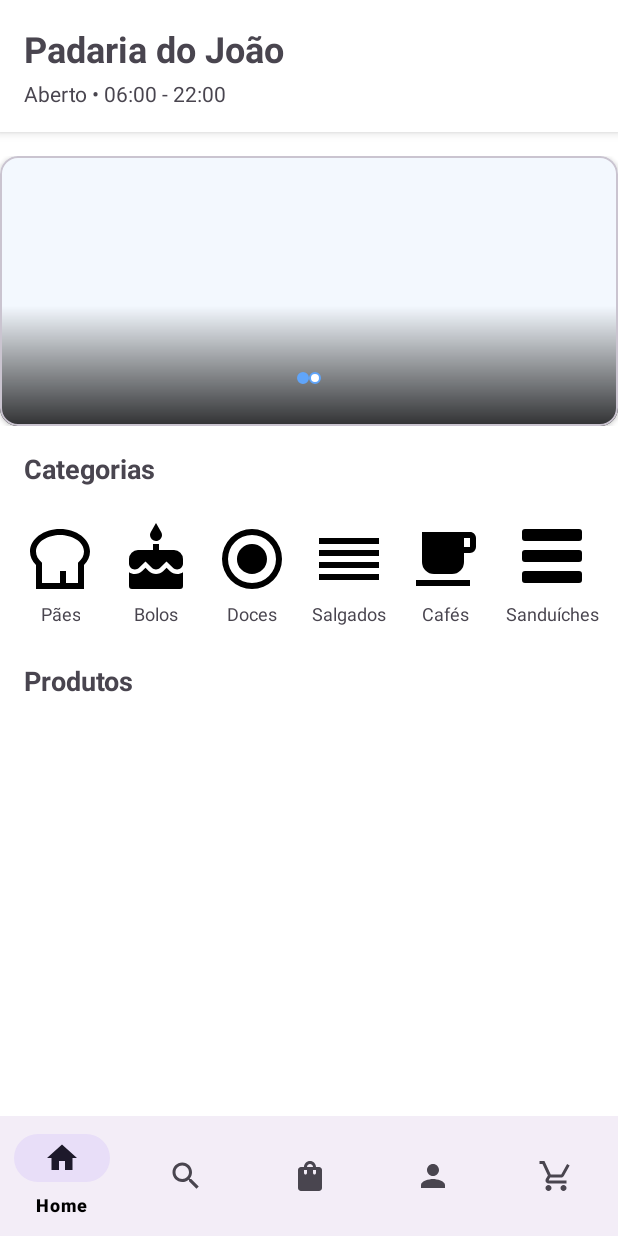
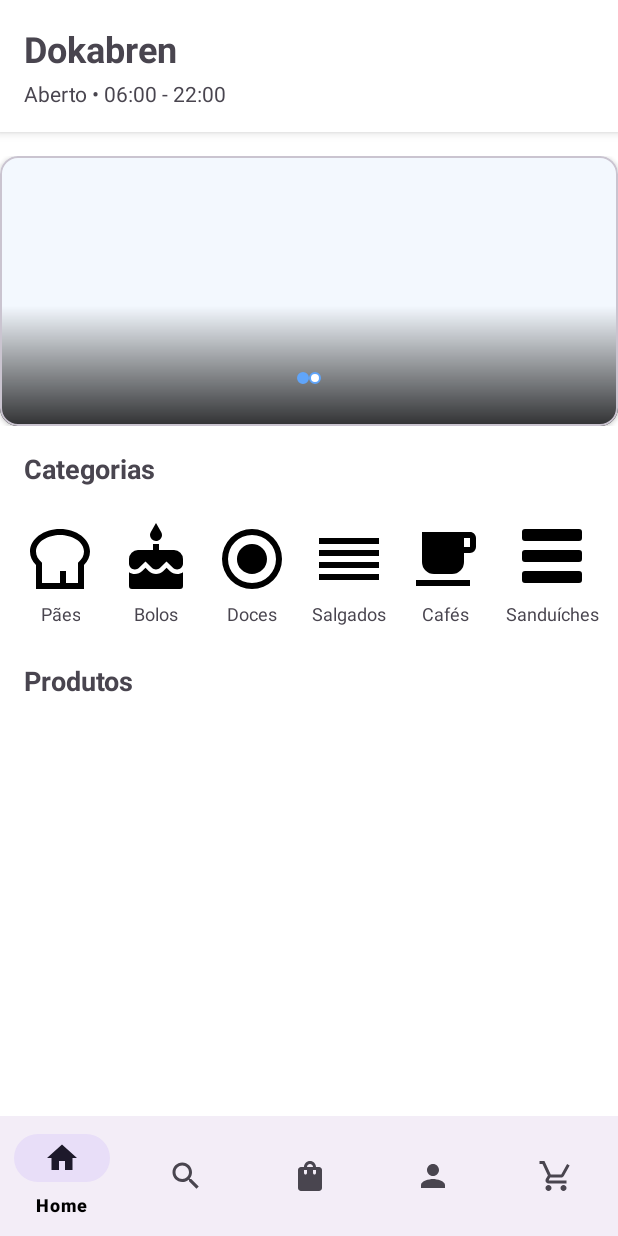
Before and after one commit to Victorks4/AppBrendoka, an Android app: the HomeFragment screen opened directly, with no data from a screen before it, on a phone screen of 412 x 824 dp. Run offline under Robolectric (Android 15) with nearby library versions, the phone set to English and light mode, and no system bars; our stand-ins replace Firebase (no records; nobody signed in at launch, a user with empty details on screens opened directly); 1 statement that could not run was skipped.

Commit message:
Alterado nome da home

```diff
--- a/app/src/main/java/com/example/appproject05/fragments/HomeFragment.java
+++ b/app/src/main/java/com/example/appproject05/fragments/HomeFragment.java
@@ -76,7 +76,7 @@ public class HomeFragment extends Fragment implements
     }
 
     private void setupBakeryInfo() {
-        bakeryNameText.setText("Padaria do João");
+        bakeryNameText.setText("Dokabren");
         bakeryInfoText.setText("Aberto • 06:00 - 22:00");
     }
 
```
